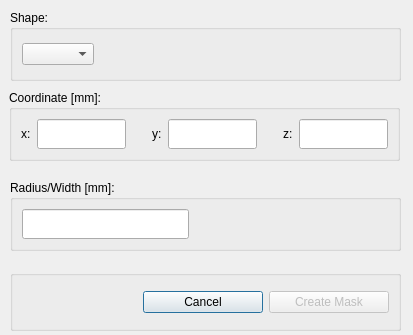
The window that src/ui/create_mask.ui (pfechd/jabe) describes before a commit, drawn with Qt 5.
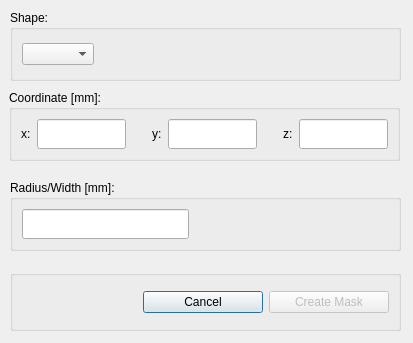
The same window after the commit.

Commit message: Increase the height of create_mask.ui window

Diff of the .ui file:
```diff
--- a/src/ui/create_mask.ui
+++ b/src/ui/create_mask.ui
@@ -7,7 +7,7 @@
     <x>0</x>
     <y>0</y>
     <width>413</width>
-    <height>335</height>
+    <height>343</height>
    </rect>
   </property>
   <property name="windowTitle">
```
